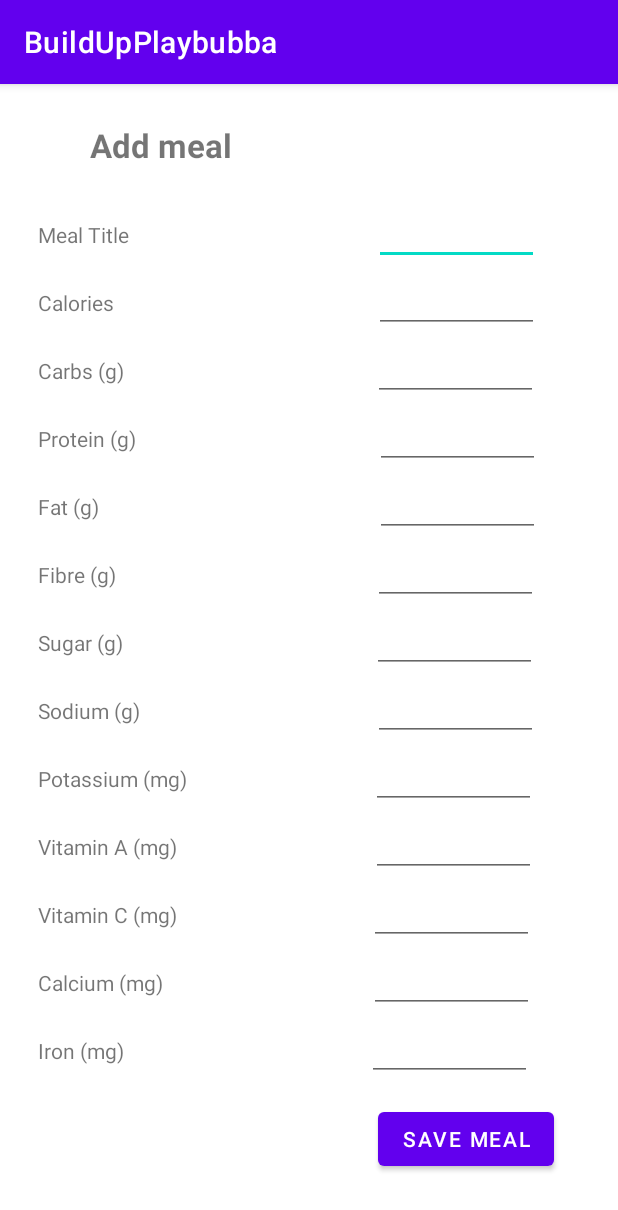
After one commit to N-A-B-S/BuildUpPlaybubba, an Android app: the AddMealActivity screen opened directly, with no data from a screen before it, on a phone screen of 412 x 824 dp. The commit adds this screen. Shown: the top 1210 px of the screen. Run offline under Robolectric (Android 15) with nearby library versions, the phone set to English and light mode, and no system bars.

Commit message:
Adding Meal Activity

```diff
--- /dev/null
+++ b/app/src/main/java/com/example/buildupplaybubba/AddMealActivity.java
@@ -0,0 +1,40 @@
+package com.example.buildupplaybubba;
+
+import androidx.appcompat.app.AppCompatActivity;
+import android.os.Bundle;
+import android.view.View;
+import android.widget.Button;
+import android.widget.EditText;
+
+public class AddMealActivity extends AppCompatActivity {
+
+    EditText mealTitle, calories, carbs, protein, fat, fibre, sugar, sodium, K, vitA, vitC, calcium, iron;
+    Button saveMeal;
+
+    @Override
+    protected void onCreate(Bundle savedInstanceState) {
+        super.onCreate(savedInstanceState);
+        setContentView(R.layout.activity_add_meal);
+
+       mealTitle = (EditText) findViewById(R.id.mealTitle);
+       calories = (EditText) findViewById(R.id.mealCalories);
+       carbs = (EditText) findViewById(R.id.mealCarbs);
+       protein = (EditText) findViewById(R.id.mealPro);
+       fat = (EditText) findViewById(R.id.mealFat);
+       fibre = (EditText) findViewById(R.id.mealFibre);
+       sugar = (EditText) findViewById(R.id.mealSugar);
+       sodium = (EditText) findViewById(R.id.mealSodium);
+       K = (EditText) findViewById(R.id.mealPotassium);
+       vitA = (EditText) findViewById(R.id.mealVitA);
+       vitC = (EditText) findViewById(R.id.mealVitC);
+       calcium = (EditText) findViewById(R.id.mealCalcium);
+       iron = (EditText) findViewById(R.id.mealIron);
+
+       saveMeal = (Button) findViewById(R.id.saveMeal);
+       saveMeal.setOnClickListener(v -> {
+           //Activities
+       });
+
+
+    }
+}
--- a/app/src/main/java/com/example/buildupplaybubba/StepsActivity.java
+++ b/app/src/main/java/com/example/buildupplaybubba/StepsActivity.java
@@ -77,7 +77,7 @@ public class StepsActivity extends AppCompatActivity{
 
         SharedPreferences sharedPreferences = getSharedPreferences("stepPreferences", Context.MODE_PRIVATE);
         for (int i = 0; i < previousDates.size(); i++) {
-            int previousStepCount = sharedPreferences.getInt(previousDates.get(0), 0);
+            int previousStepCount = sharedPreferences.getInt(previousDates.get(i)+"0", 0);
             previousSteps.add(previousStepCount);
         }
     }
--- /dev/null
+++ b/app/src/main/res/layout/activity_add_meal.xml
@@ -0,0 +1,390 @@
+<?xml version="1.0" encoding="utf-8"?>
+<androidx.constraintlayout.widget.ConstraintLayout
+    xmlns:android="http://schemas.android.com/apk/res/android"
+    xmlns:tools="http://schemas.android.com/tools"
+    xmlns:app="http://schemas.android.com/apk/res-auto"
+    android:layout_width="match_parent"
+    android:layout_height="match_parent"
+    tools:context=".AddMealActivity">
+
+  <TextView
+      android:id="@+id/textView7"
+      android:layout_width="wrap_content"
+      android:layout_height="wrap_content"
+      android:text="Add meal"
+      android:textSize="22sp"
+      android:textStyle="bold"
+      app:layout_constraintBottom_toBottomOf="parent"
+      app:layout_constraintEnd_toEndOf="parent"
+      app:layout_constraintHorizontal_bias="0.189"
+      app:layout_constraintStart_toStartOf="parent"
+      app:layout_constraintTop_toTopOf="parent"
+      app:layout_constraintVertical_bias="0.035" />
+
+  <LinearLayout
+      android:id="@+id/linearLayout2"
+      android:layout_width="match_parent"
+      android:layout_height="wrap_content"
+      android:layout_marginTop="25dp"
+      android:orientation="horizontal"
+      app:layout_constraintTop_toBottomOf="@+id/textView7">
+
+    <TextView
+        android:id="@+id/textView5"
+        android:layout_width="wrap_content"
+        android:layout_height="wrap_content"
+        android:layout_gravity="left|center"
+        android:layout_marginStart="25dp"
+        android:text="Meal Title " />
+
+    <EditText
+        android:id="@+id/mealTitle"
+        android:layout_width="110dp"
+        android:layout_height="40dp"
+        android:layout_gravity="right"
+        android:layout_marginStart="160dp"
+        android:ems="10"
+        android:inputType="text" />
+
+  </LinearLayout>
+
+  <LinearLayout
+      android:id="@+id/linearLayout3"
+      android:layout_width="match_parent"
+      android:layout_height="wrap_content"
+      android:orientation="horizontal"
+      app:layout_constraintTop_toBottomOf="@+id/linearLayout2"
+      android:layout_marginTop="5dp">
+
+    <TextView
+        android:id="@+id/textCalories"
+        android:layout_width="wrap_content"
+        android:layout_height="wrap_content"
+        android:layout_gravity="left|center"
+        android:layout_marginStart="25dp"
+        android:text="Calories " />
+
+    <EditText
+        android:id="@+id/mealCalories"
+        android:layout_width="110dp"
+        android:layout_height="40dp"
+        android:layout_gravity="right"
+        android:layout_marginStart="170dp"
+        android:ems="10"
+        android:inputType="number" />
+
+  </LinearLayout>
+
+  <LinearLayout
+      android:id="@+id/linearLayout4"
+      android:layout_width="match_parent"
+      android:layout_height="wrap_content"
+      android:orientation="horizontal"
+      app:layout_constraintTop_toBottomOf="@+id/linearLayout3"
+      android:layout_marginTop="5dp">
+
+    <TextView
+        android:id="@+id/textCarbs"
+        android:layout_width="wrap_content"
+        android:layout_height="wrap_content"
+        android:layout_gravity="left|center"
+        android:layout_marginStart="25dp"
+        android:text="Carbs (g)" />
+
+    <EditText
+        android:id="@+id/mealCarbs"
+        android:layout_width="110dp"
+        android:layout_height="40dp"
+        android:layout_gravity="right"
+        android:layout_marginStart="166dp"
+        android:ems="10"
+        android:inputType="number" />
+
+  </LinearLayout>
+
+  <LinearLayout
+      android:id="@+id/linearLayout5"
+      android:layout_width="match_parent"
+      android:layout_height="wrap_content"
+      android:orientation="horizontal"
+      app:layout_constraintTop_toBottomOf="@+id/linearLayout4"
+      android:layout_marginTop="5dp">
+
+    <TextView
+        android:id="@+id/textPro"
+        android:layout_width="wrap_content"
+        android:layout_height="wrap_content"
+        android:layout_gravity="left|center"
+        android:layout_marginStart="25dp"
+        android:text="Protein (g)" />
+
+    <EditText
+        android:id="@+id/mealPro"
+        android:layout_width="110dp"
+        android:layout_height="40dp"
+        android:layout_gravity="right"
+        android:layout_marginStart="159dp"
+        android:ems="10"
+        android:inputType="number" />
+
+  </LinearLayout>
+
+  <LinearLayout
+      android:id="@+id/linearLayout6"
+      android:layout_width="match_parent"
+      android:layout_height="wrap_content"
+      android:orientation="horizontal"
+      app:layout_constraintTop_toBottomOf="@+id/linearLayout5"
+      android:layout_marginTop="5dp">
+
+    <TextView
+        android:id="@+id/textFat"
+        android:layout_width="wrap_content"
+        android:layout_height="wrap_content"
+        android:layout_gravity="left|center"
+        android:layout_marginStart="25dp"
+        android:text="Fat (g)" />
+
+    <EditText
+        android:id="@+id/mealFat"
+        android:layout_width="110dp"
+        android:layout_height="40dp"
+        android:layout_gravity="right"
+        android:layout_marginStart="184dp"
+        android:ems="10"
+        android:inputType="number" />
+
+  </LinearLayout>
+
+  <LinearLayout
+      android:id="@+id/linearLayout7"
+      android:layout_width="match_parent"
+      android:layout_height="wrap_content"
+      android:orientation="horizontal"
+      app:layout_constraintTop_toBottomOf="@+id/linearLayout6"
+      android:layout_marginTop="5dp">
+
+    <TextView
+        android:id="@+id/textFibre"
+        android:layout_width="wrap_content"
+        android:layout_height="wrap_content"
+        android:layout_gravity="left|center"
+        android:layout_marginStart="25dp"
+        android:text="Fibre (g)" />
+
+    <EditText
+        android:id="@+id/mealFibre"
+        android:layout_width="110dp"
+        android:layout_height="40dp"
+        android:layout_gravity="right"
+        android:layout_marginStart="171dp"
+        android:ems="10"
+        android:inputType="number" />
+
+  </LinearLayout>
+
+  <LinearLayout
+      android:id="@+id/linearLayout8"
+      android:layout_width="match_parent"
+      android:layout_height="wrap_content"
+      android:orientation="horizontal"
+      app:layout_constraintTop_toBottomOf="@+id/linearLayout7"
+      android:layout_marginTop="5dp">
+
+    <TextView
+        android:id="@+id/textSugar"
+        android:layout_width="wrap_content"
+        android:layout_height="wrap_content"
+        android:layout_gravity="left|center"
+        android:layout_marginStart="25dp"
+        android:text="Sugar (g)" />
+
+    <EditText
+        android:id="@+id/mealSugar"
+        android:layout_width="110dp"
+        android:layout_height="40dp"
+        android:layout_gravity="right"
+        android:layout_marginStart="166dp"
+        android:ems="10"
+        android:inputType="number" />
+
+  </LinearLayout>
+
+  <LinearLayout
+      android:id="@+id/linearLayout9"
+      android:layout_width="match_parent"
+      android:layout_height="wrap_content"
+      android:orientation="horizontal"
+      app:layout_constraintTop_toBottomOf="@+id/linearLayout8"
+      android:layout_marginTop="5dp">
+
+    <TextView
+        android:id="@+id/textSodium"
+        android:layout_width="wrap_content"
+        android:layout_height="wrap_content"
+        android:layout_gravity="left|center"
+        android:layout_marginStart="25dp"
+        android:text="Sodium (g)" />
+
+    <EditText
+        android:id="@+id/mealSodium"
+        android:layout_width="110dp"
+        android:layout_height="40dp"
+        android:layout_gravity="right"
+        android:layout_marginStart="155dp"
+        android:ems="10"
+        android:inputType="number" />
+
+  </LinearLayout>
+
+  <LinearLayout
+      android:id="@+id/linearLayout10"
+      android:layout_width="match_parent"
+      android:layout_height="wrap_content"
+      android:orientation="horizontal"
+      app:layout_constraintTop_toBottomOf="@+id/linearLayout9"
+      android:layout_marginTop="5dp">
+
+    <TextView
+        android:id="@+id/textPot"
+        android:layout_width="wrap_content"
+        android:layout_height="wrap_content"
+        android:layout_gravity="left|center"
+        android:layout_marginStart="25dp"
+        android:text="Potassium (mg) " />
+
+    <EditText
+        android:id="@+id/mealPotassium"
+        android:layout_width="110dp"
+        android:layout_height="40dp"
+        android:layout_gravity="right"
+        android:layout_marginStart="119dp"
+        android:ems="10"
+        android:inputType="number" />
+
+  </LinearLayout>
+
+  <LinearLayout
+      android:id="@+id/linearLayout11"
+      android:layout_width="match_parent"
+      android:layout_height="wrap_content"
+      android:orientation="horizontal"
+      app:layout_constraintTop_toBottomOf="@+id/linearLayout10"
+      android:layout_marginTop="5dp">
+
+    <TextView
+        android:id="@+id/textVitA"
+        android:layout_width="wrap_content"
+        android:layout_height="wrap_content"
+        android:layout_gravity="left|center"
+        android:layout_marginStart="25dp"
+        android:text="Vitamin A (mg)" />
+
+    <EditText
+        android:id="@+id/mealVitA"
+        android:layout_width="110dp"
+        android:layout_height="40dp"
+        android:layout_gravity="right"
+        android:layout_marginStart="129dp"
+        android:ems="10"
+        android:inputType="number" />
+
+  </LinearLayout>
+
+  <LinearLayout
+      android:id="@+id/linearLayout12"
+      android:layout_width="match_parent"
+      android:layout_height="wrap_content"
+      android:orientation="horizontal"
+      app:layout_constraintTop_toBottomOf="@+id/linearLayout11"
+      android:layout_marginTop="5dp">
+
+    <TextView
+        android:id="@+id/textVitC"
+        android:layout_width="wrap_content"
+        android:layout_height="wrap_content"
+        android:layout_gravity="left|center"
+        android:layout_marginStart="25dp"
+        android:text="Vitamin C (mg)" />
+
+    <EditText
+        android:id="@+id/mealVitC"
+        android:layout_width="110dp"
+        android:layout_height="40dp"
+        android:layout_gravity="right"
+        android:layout_marginStart="128dp"
+        android:ems="10"
+        android:inputType="number" />
+
+  </LinearLayout>
+
+  <LinearLayout
+      android:id="@+id/linearLayout13"
+      android:layout_width="match_parent"
+      android:layout_height="wrap_content"
+      android:orientation="horizontal"
+      app:layout_constraintTop_toBottomOf="@+id/linearLayout12"
+      android:layout_marginTop="5dp">
+
+    <TextView
+        android:id="@+id/textCalcium"
+        android:layout_width="wrap_content"
+        android:layout_height="wrap_content"
+        android:layout_gravity="left|center"
+        android:layout_marginStart="25dp"
+        android:text="Calcium (mg)" />
+
+    <EditText
+        android:id="@+id/mealCalcium"
+        android:layout_width="110dp"
+        android:layout_height="40dp"
+        android:layout_gravity="right"
+        android:layout_marginStart="137dp"
+        android:ems="10"
+        android:inputType="number" />
+
+  </LinearLayout>
+
+  <LinearLayout
+      android:id="@+id/linearLayout14"
+      android:layout_width="match_parent"
+      android:layout_height="wrap_content"
+      android:orientation="horizontal"
+      app:layout_constraintTop_toBottomOf="@+id/linearLayout13"
+      android:layout_marginTop="5dp">
+
+    <TextView
+        android:id="@+id/textIron"
+        android:layout_width="wrap_content"
+        android:layout_height="wrap_content"
+        android:layout_gravity="left|center"
+        android:layout_marginStart="25dp"
+        android:text="Iron (mg)" />
+
+    <EditText
+        android:id="@+id/mealIron"
+        android:layout_width="110dp"
+        android:layout_height="40dp"
+        android:layout_gravity="right"
+        android:layout_marginStart="162dp"
+        android:ems="10"
+        android:inputType="number" />
+
+  </LinearLayout>
+
+  <Button
+      android:id="@+id/saveMeal"
+      android:layout_width="wrap_content"
+      android:layout_height="wrap_content"
+      android:layout_marginTop="5dp"
+      android:layout_marginBottom="5dp"
+      android:text="Save meal"
+      app:layout_constraintBottom_toBottomOf="parent"
+      app:layout_constraintEnd_toEndOf="parent"
+      app:layout_constraintHorizontal_bias="0.856"
+      app:layout_constraintStart_toStartOf="parent"
+      app:layout_constraintTop_toBottomOf="@+id/linearLayout14"
+      app:layout_constraintVertical_bias="0.214" />
+
+
+</androidx.constraintlayout.widget.ConstraintLayout>
```
Also changed, not shown: app/src/main/AndroidManifest.xml (+7 -4 lines).
